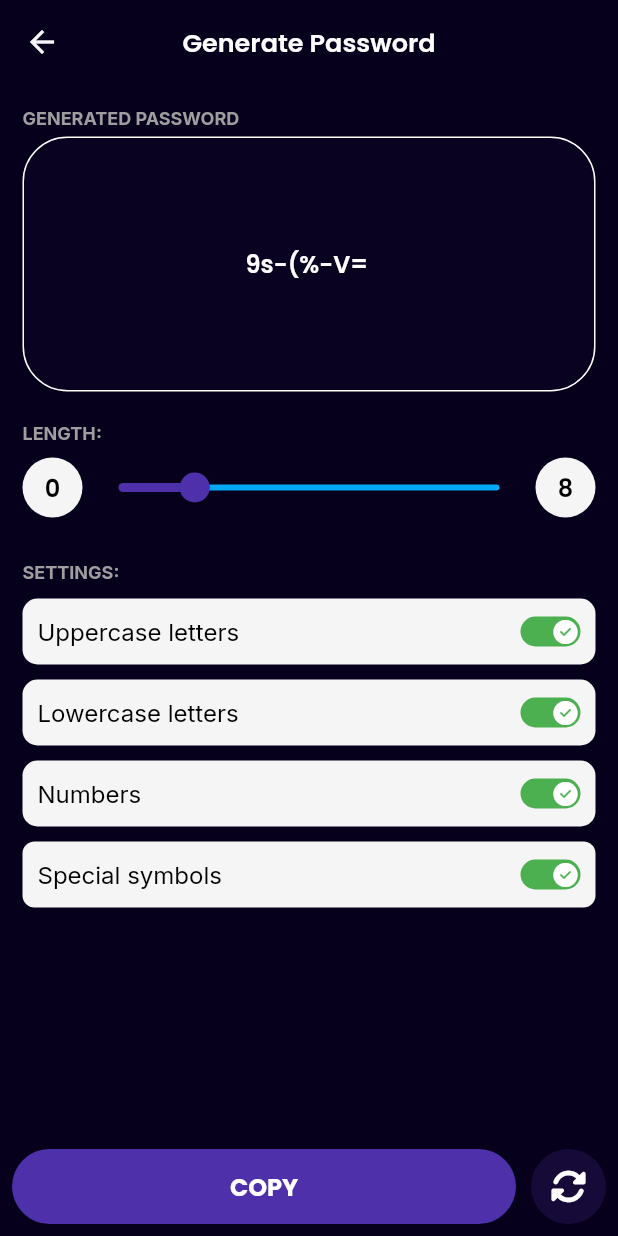
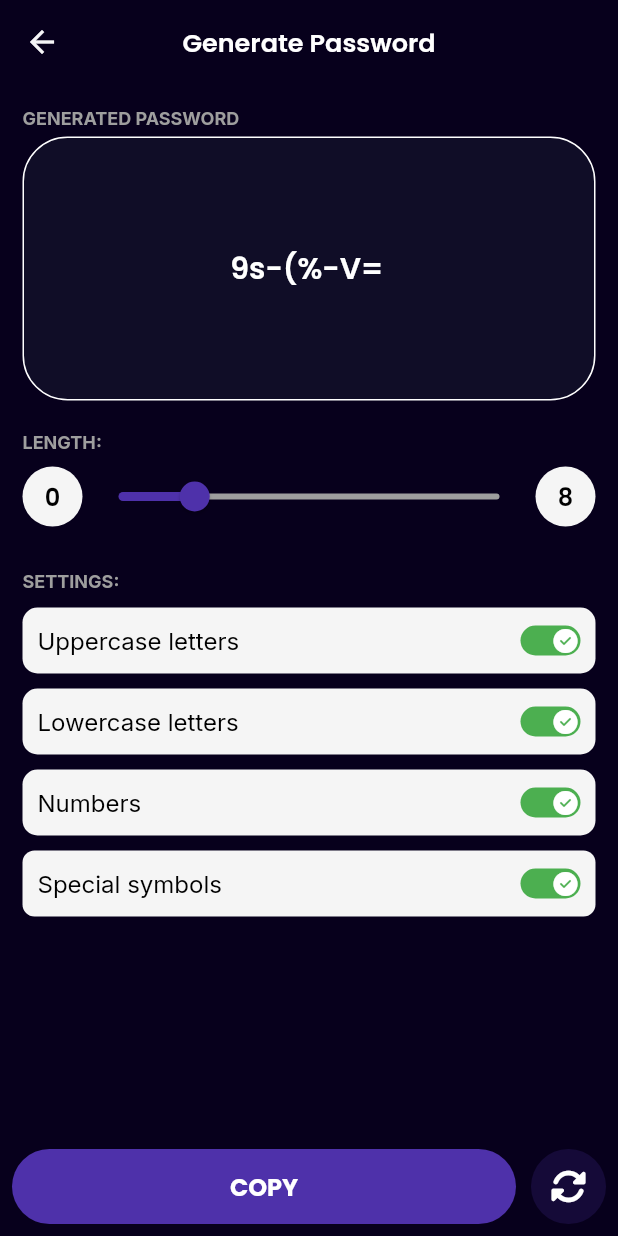
Before and after one commit to ARAVIND-14-2002/pass_guard, a Flutter app: the GeneratePasswordScreen screen opened directly, on a phone screen of 412 x 824 dp. Run offline on Flutter 3.47's test engine with Material 2 defaults, Android fonts, the phone set to English and light mode, and no system bars; our stand-ins replace bloc, camera, card_swiper, equatable, file_picker, flutter_bloc and 12 more; missing offline and left inert: dart:ffi, encrypt; accounts and stored records are empty; project files that could hold a hidden picture were left out.

Commit message:
screenshot and updates to readme 25-06

```diff
--- a/lib/presentation/screens/passwords/generate_password_screen.dart
+++ b/lib/presentation/screens/passwords/generate_password_screen.dart
@@ -71,14 +71,14 @@ class _GeneratePasswordScreenState extends State<GeneratePasswordScreen> {
                   return Container(
                     padding: const EdgeInsets.symmetric(horizontal: 10.0, vertical: 60),
                     decoration: BoxDecoration(
-                      color: ColorsFrave.primary.withOpacity(.03),
+                      color: Colors.blueGrey.withOpacity(0.1),
                       borderRadius: BorderRadius.circular(30.0),
                       border: Border.all(color: Colors.white),
                     ),
                     child: TextFormField(
                       readOnly: true,
                       controller: _passwordController,
-                      style: GoogleFonts.poppins(fontSize: 16.0, fontWeight: FontWeight.w600, color: Colors.white),
+                      style: GoogleFonts.poppins(fontSize: 20.0, fontWeight: FontWeight.w600, color: Colors.white),
                       textAlign: TextAlign.center,
                       cursorColor: Colors.white,
                       decoration: InputDecoration(
@@ -117,7 +117,7 @@ class _GeneratePasswordScreenState extends State<GeneratePasswordScreen> {
                           max: 40,
                           label: '${state.length}',
                           activeColor: ColorsFrave.primary,
-                          inactiveColor: Colors.lightBlue,
+                          inactiveColor: Colors.grey,
                           onChanged: (value) {
                             _generatePasswordBloc.add(LengthPasswordEvent(value));
                           },
```
Also changed, not shown: 4 other files.
